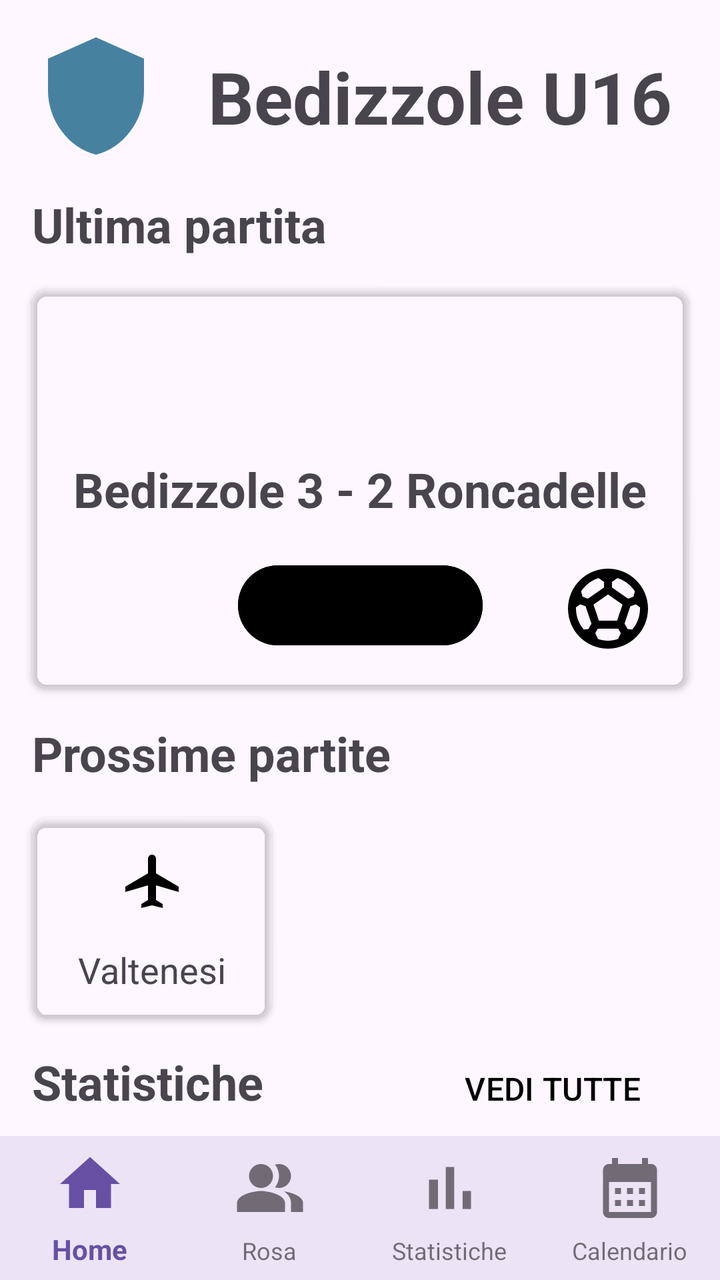
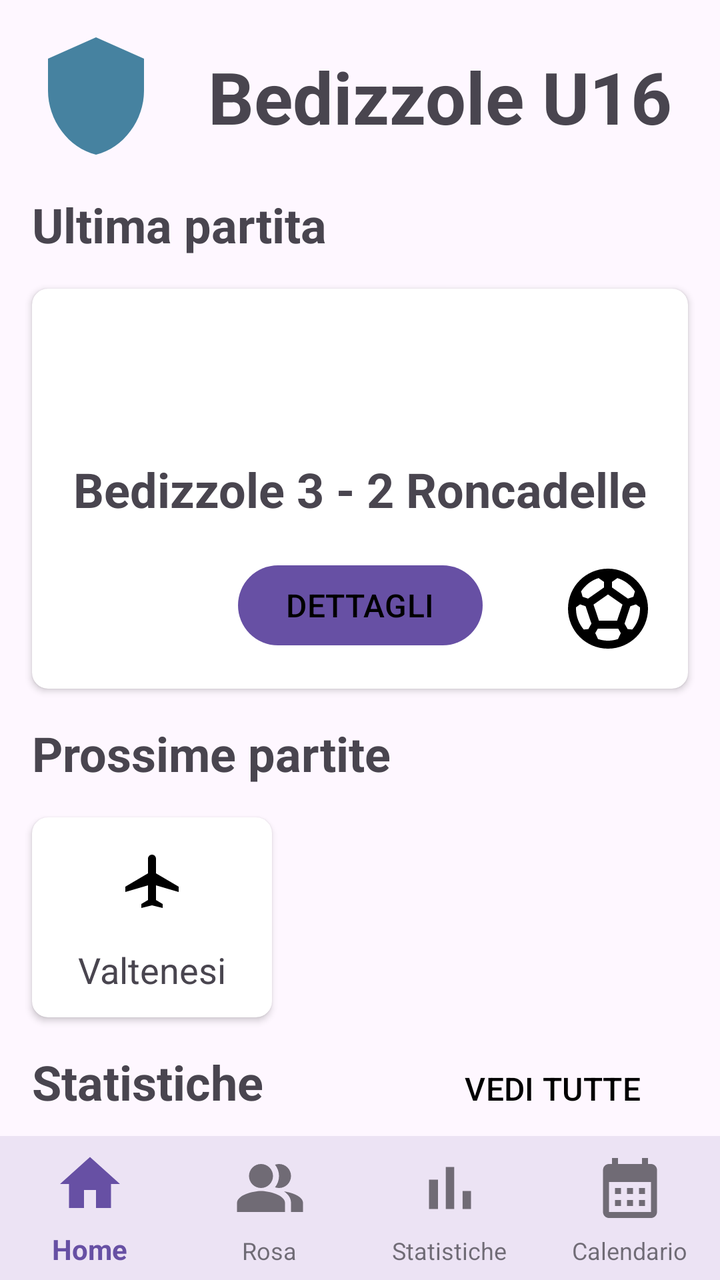

Before-and-after screenshots of an Android layout around one commit, followed by the original layout XML and the change that was made.
<!-- AndroidManifest.xml: application theme Theme.YouCoach -->
<!-- res/layout/activity_home.xml -->
<?xml version="1.0" encoding="utf-8"?>
<androidx.constraintlayout.widget.ConstraintLayout
    xmlns:android="http://schemas.android.com/apk/res/android"
    xmlns:app="http://schemas.android.com/apk/res-auto"
    android:layout_width="match_parent"
    android:layout_height="match_parent">


    <ImageView
        android:id="@+id/logo_squadra"
        android:layout_width="64dp"
        android:layout_height="64dp"
        app:layout_constraintStart_toStartOf="parent"
        app:layout_constraintTop_toTopOf="parent"
        app:layout_constraintBottom_toTopOf="@+id/ultima_partita_text"
        android:src="@drawable/logo"
        android:layout_marginStart="16dp"
        android:layout_marginTop="16dp" />


    
    <TextView
        android:id="@+id/nome_squadra"
        android:layout_width="wrap_content"
        android:layout_height="wrap_content"
        android:text="Bedizzole U16"
        android:textSize="36dp"
        android:textStyle="bold"
        app:layout_constraintTop_toTopOf="parent"
        app:layout_constraintBottom_toTopOf="@+id/ultima_partita_text"
        app:layout_constraintEnd_toEndOf="parent"
        app:layout_constraintStart_toEndOf="@+id/logo_squadra" />

    <TextView
        android:id="@+id/ultima_partita_text"
        android:layout_width="wrap_content"
        android:layout_height="wrap_content"
        app:layout_constraintStart_toStartOf="parent"
        app:layout_constraintTop_toBottomOf="@+id/logo_squadra"
        android:layout_marginTop="16dp"
        android:text="Ultima partita"
        android:textSize="24dp"
        android:layout_marginStart="16dp"
        android:textStyle="bold" />

    <androidx.cardview.widget.CardView

        android:id="@+id/card_ultima_partita"
        android:layout_width="match_parent"
        android:layout_height="200dp"
        app:layout_constraintTop_toBottomOf="@+id/ultima_partita_text"
        app:layout_constraintStart_toStartOf="parent"
        android:layout_marginEnd="16dp"
        android:layout_marginTop="16dp"
        android:layout_marginStart="16dp"
        app:cardBackgroundColor="@color/background_last_match"
        app:cardCornerRadius="8dp">


        <androidx.constraintlayout.widget.ConstraintLayout
            android:layout_width="match_parent"
            android:layout_height="match_parent"
            android:padding="16dp">

            <TextView
                    android:id="@+id/risultato_ultima_partita"
                    android:layout_width="wrap_content"
                    android:layout_height="wrap_content"
                    android:text="Bedizzole 3 - 2 Roncadelle"
                    android:textSize="24dp"
                    android:textStyle="bold"
                    app:layout_constraintStart_toStartOf="parent"
                    app:layout_constraintTop_toTopOf="parent"
                    app:layout_constraintEnd_toEndOf="parent"
                    app:layout_constraintBottom_toBottomOf="parent"
                    />

            <Button
                android:id="@+id/btn_vai_a_partita"
                android:layout_width="wrap_content"
                android:layout_height="wrap_content"
                android:layout_marginTop="16dp"
                android:backgroundTint="@color/background_button_grey"
                android:text="DETTAGLI"
                android:textColor="@color/black"
                android:textSize="16dp"
                app:layout_constraintEnd_toEndOf="parent"
                app:layout_constraintStart_toStartOf="parent"
                app:layout_constraintTop_toBottomOf="@+id/risultato_ultima_partita"
                app:layout_constraintBottom_toBottomOf="parent" />

            <ImageView
                android:layout_width="48dp"
                android:layout_height="48dp"
                android:src="@drawable/pallone"
                app:layout_constraintEnd_toEndOf="parent"
                app:layout_constraintBottom_toBottomOf="parent"/>

        </androidx.constraintlayout.widget.ConstraintLayout>


    </androidx.cardview.widget.CardView>

    <TextView
        android:id="@+id/prossime_partite_text"
        android:layout_width="wrap_content"
        android:layout_height="wrap_content"
        app:layout_constraintStart_toStartOf="parent"
        app:layout_constraintTop_toBottomOf="@+id/card_ultima_partita"
        android:layout_marginTop="16dp"
        android:text="Prossime partite"
        android:textSize="24dp"
        android:layout_marginStart="16dp"
        android:textStyle="bold" />

    <androidx.cardview.widget.CardView
        android:id="@+id/card_prossime_partite"
        android:layout_width="120dp"
        android:layout_height="100dp"
        app:layout_constraintTop_toBottomOf="@+id/prossime_partite_text"
        app:layout_constraintStart_toStartOf="parent"
        android:layout_marginTop="16dp"
        android:layout_marginStart="16dp"
        app:cardBackgroundColor="@color/background_last_match"
        app:cardCornerRadius="8dp">

        <androidx.constraintlayout.widget.ConstraintLayout
            android:layout_width="match_parent"
            android:layout_height="match_parent"
            android:padding="16dp">

            <ImageView
                android:id="@+id/logo_trasferta"
                android:layout_width="32dp"
                android:layout_height="32dp"
                android:src="@drawable/aereo"
                app:layout_constraintTop_toTopOf="parent"
                app:layout_constraintStart_toStartOf="parent"
                app:layout_constraintEnd_toEndOf="parent"/>

            <TextView
                android:layout_width="wrap_content"
                android:layout_height="wrap_content"
                android:text="Valtenesi"
                android:layout_marginTop="16dp"
                android:textSize="18dp"
                app:layout_constraintTop_toBottomOf="@id/logo_trasferta"
                app:layout_constraintStart_toStartOf="parent"
                app:layout_constraintEnd_toEndOf="parent" />





        </androidx.constraintlayout.widget.ConstraintLayout>

    </androidx.cardview.widget.CardView>




    <TextView
        android:id="@+id/statistiche_text"
        android:layout_width="wrap_content"
        android:layout_height="wrap_content"
        app:layout_constraintStart_toStartOf="parent"
        app:layout_constraintTop_toBottomOf="@+id/card_prossime_partite"
        android:layout_marginTop="16dp"
        android:text="Statistiche"
        android:textSize="24dp"
        android:layout_marginStart="16dp"
        android:textStyle="bold" />

    <Button
        android:id="@+id/btn_vedi_statistiche"
        android:layout_width="wrap_content"
        android:layout_height="wrap_content"
        app:layout_constraintEnd_toEndOf="parent"
        app:layout_constraintBaseline_toBaselineOf="@+id/statistiche_text"
        app:layout_constraintTop_toBottomOf="@+id/card_ultima_partita"
        android:layout_marginEnd="16dp"
        android:backgroundTint="@color/transparent"
        android:textColor="@color/black"
        android:text="Vedi tutte"
        android:textAllCaps="true"
        android:textSize="16dp" />


    <androidx.cardview.widget.CardView
        android:layout_width="170dp"
        android:layout_height="200dp"
        app:layout_constraintTop_toBottomOf="@+id/statistiche_text"
        app:layout_constraintStart_toStartOf="parent"
        android:layout_marginTop="16dp"
        android:layout_marginStart="16dp"
        app:cardBackgroundColor="@color/background_training_card"
        app:cardCornerRadius="8dp">
        
        <androidx.constraintlayout.widget.ConstraintLayout
            android:layout_width="match_parent"
            android:layout_height="match_parent"
            android:padding="16dp">

            <TextView
                android:id="@+id/num_allenamenti"
                android:layout_width="wrap_content"
                android:layout_height="wrap_content"
                android:text="12"
                android:textSize="64dp"
                android:textStyle="bold"
                app:layout_constraintStart_toStartOf="parent"
                app:layout_constraintTop_toTopOf="parent"
                app:layout_constraintBottom_toTopOf="@+id/allenamenti_fatto_text"
                app:layout_constraintEnd_toEndOf="parent"
                />

            <TextView
                android:id="@+id/allenamenti_fatto_text"
                android:layout_width="wrap_content"
                android:layout_height="wrap_content"
                android:text="Allenamenti fatti"
                android:textSize="16dp"
                app:layout_constraintStart_toStartOf="parent"
                app:layout_constraintTop_toBottomOf="@+id/num_allenamenti"
                app:layout_constraintBottom_toBottomOf="parent"
                app:layout_constraintEnd_toEndOf="parent"
                />

        </androidx.constraintlayout.widget.ConstraintLayout>


        
        
        
    </androidx.cardview.widget.CardView>









    <com.google.android.material.bottomnavigation.BottomNavigationView
        android:id="@+id/bottom_navigation"
        android:layout_width="0dp"
        android:layout_height="72dp"
        android:background="?android:attr/windowBackground"
        app:labelVisibilityMode="labeled"
        app:menu="@menu/bottom_nav_menu"
        style="@style/BottomNavigationViewStyle"
        app:layout_constraintBottom_toBottomOf="parent"
        app:layout_constraintStart_toStartOf="parent"
        app:layout_constraintEnd_toEndOf="parent" />

</androidx.constraintlayout.widget.ConstraintLayout>
<!-- resources referenced by this layout -->
<resources>
  <color name="background_training_card">#f0d2bc</color>
  <color name="black">#FF000000</color>
  <color name="transparent">#00000000</color>
  <!-- drawable aereo (drawable) -->
  <vector xmlns:android="http://schemas.android.com/apk/res/android" android:height="24dp" android:tint="#000000" android:viewportHeight="24" android:viewportWidth="24" android:width="24dp">
        
      <path android:fillColor="@android:color/white" android:pathData="M22,16v-2l-8.5,-5V3.5C13.5,2.67 12.83,2 12,2s-1.5,0.67 -1.5,1.5V9L2,14v2l8.5,-2.5V19L8,20.5L8,22l4,-1l4,1l0,-1.5L13.5,19v-5.5L22,16z"/>
      
  </vector>
  <!-- drawable logo (drawable) -->
  <vector xmlns:android="http://schemas.android.com/apk/res/android" android:height="24dp" android:tint="#4682A0" android:viewportHeight="24" android:viewportWidth="24" android:width="24dp">
        
      <path android:fillColor="@android:color/white" android:pathData="M12,1L3,5v6c0,5.55 3.84,10.74 9,12 5.16,-1.26 9,-6.45 9,-12V5l-9,-4z"/>
      
  </vector>
  <!-- drawable pallone (drawable) -->
  <vector xmlns:android="http://schemas.android.com/apk/res/android" android:height="24dp" android:tint="#000000" android:viewportHeight="24" android:viewportWidth="24" android:width="24dp">
        
      <path android:fillColor="@android:color/white" android:pathData="M12,2C6.48,2 2,6.48 2,12c0,5.52 4.48,10 10,10s10,-4.48 10,-10C22,6.48 17.52,2 12,2zM13,5.3l1.35,-0.95c1.82,0.56 3.37,1.76 4.38,3.34l-0.39,1.34l-1.35,0.46L13,6.7V5.3zM9.65,4.35L11,5.3v1.4L7.01,9.49L5.66,9.03L5.27,7.69C6.28,6.12 7.83,4.92 9.65,4.35zM7.08,17.11l-1.14,0.1C4.73,15.81 4,13.99 4,12c0,-0.12 0.01,-0.23 0.02,-0.35l1,-0.73L6.4,11.4l1.46,4.34L7.08,17.11zM14.5,19.59C13.71,19.85 12.87,20 12,20s-1.71,-0.15 -2.5,-0.41l-0.69,-1.49L9.45,17h5.11l0.64,1.11L14.5,19.59zM14.27,15H9.73l-1.35,-4.02L12,8.44l3.63,2.54L14.27,15zM18.06,17.21l-1.14,-0.1l-0.79,-1.37l1.46,-4.34l1.39,-0.47l1,0.73C19.99,11.77 20,11.88 20,12C20,13.99 19.27,15.81 18.06,17.21z"/>
      
  </vector>
  <style name="BottomNavigationViewStyle" parent="Widget.MaterialComponents.BottomNavigationView">
          <item name="itemIconSize">36dp</item> 
          <item name="itemTextAppearanceActive">@style/ActiveTextStyle</item> 
          <item name="itemTextAppearanceInactive">@style/InactiveTextStyle</item> 
      </style>
  <style name="Theme.YouCoach" parent="Base.Theme.YouCoach" />
  <style name="ActiveTextStyle" parent="TextAppearance.AppCompat.Small">
          <item name="android:textSize">14sp</item>
      </style>
  <style name="InactiveTextStyle" parent="TextAppearance.AppCompat.Small">
          <item name="android:textSize">12sp</item>
      </style>
  <style name="Base.Theme.YouCoach" parent="Theme.Material3.DayNight.NoActionBar">
          
          
      </style>
</resources>

<!-- the commit's change to res/layout/activity_home.xml (unified diff, before → after) -->
@@ -53,7 +53,6 @@
         android:layout_marginEnd="16dp"
         android:layout_marginTop="16dp"
         android:layout_marginStart="16dp"
-        app:cardBackgroundColor="@color/background_last_match"
         app:cardCornerRadius="8dp">
 
 
@@ -80,7 +79,6 @@
                 android:layout_width="wrap_content"
                 android:layout_height="wrap_content"
                 android:layout_marginTop="16dp"
-                android:backgroundTint="@color/background_button_grey"
                 android:text="DETTAGLI"
                 android:textColor="@color/black"
                 android:textSize="16dp"
@@ -121,7 +119,6 @@
         app:layout_constraintStart_toStartOf="parent"
         android:layout_marginTop="16dp"
         android:layout_marginStart="16dp"
-        app:cardBackgroundColor="@color/background_last_match"
         app:cardCornerRadius="8dp">
 
         <androidx.constraintlayout.widget.ConstraintLayout
